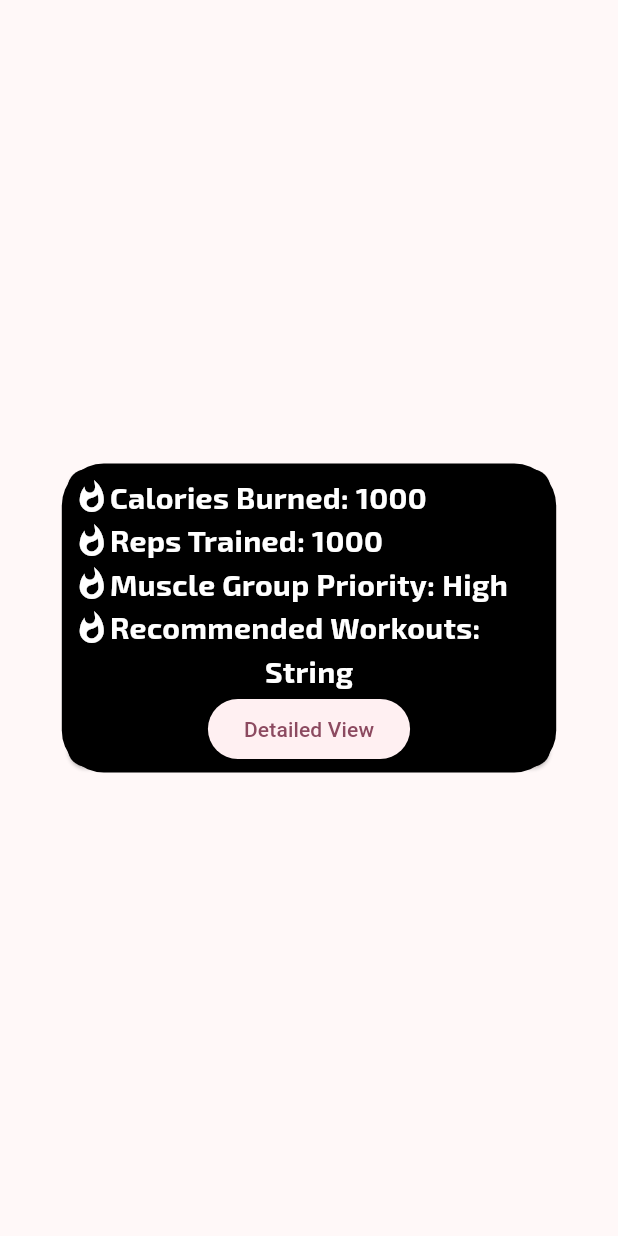
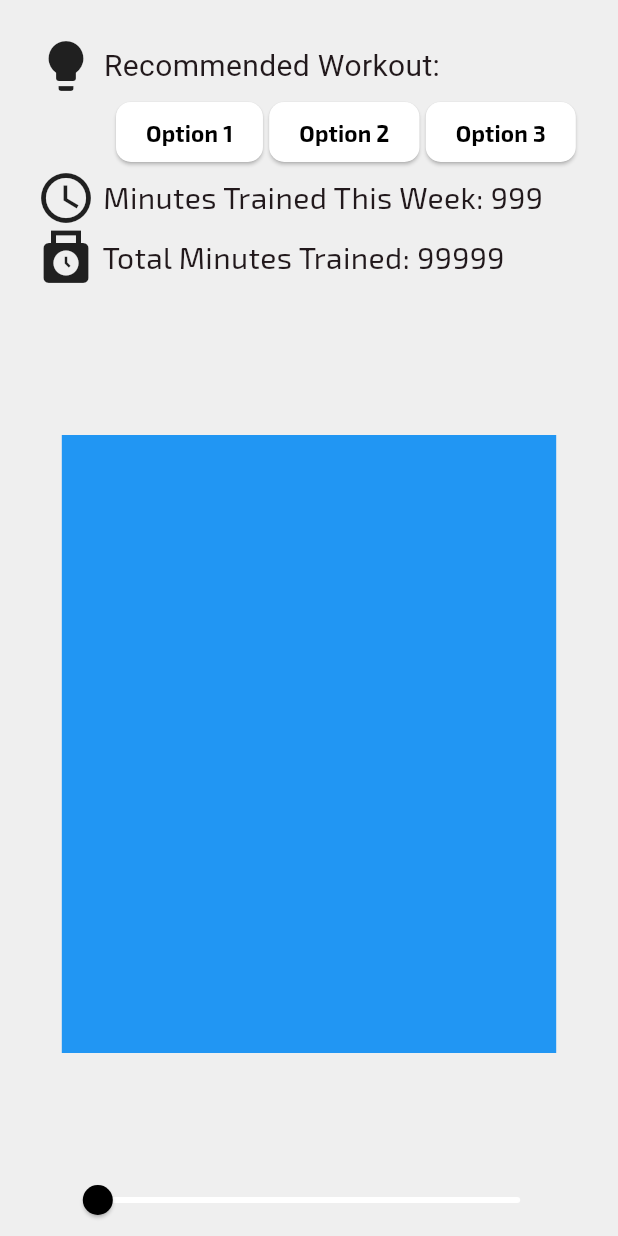
Before and after one commit to Jeff-Wang404/FitnessProject, a Flutter app: the BodyPopup widget shown alone on an empty page, opened directly, after a tap on "Detailed View", on a phone screen of 412 x 824 dp. Run offline on Flutter 3.47's test engine with Material 3 defaults, Android fonts, the phone set to English and light mode, and no system bars; our stand-ins replace flutter_blue_plus, google_fonts; missing offline and left inert: app_settings.

Commit message:
Jan 4 Changes
Co-authored-by: Andrew Park <Adamoris@users.noreply.github.com>

```diff
--- a/fitness_project/lib/components/human.dart
+++ b/fitness_project/lib/components/human.dart
@@ -141,7 +141,17 @@ class _BodyPopupState extends State<BodyPopup> {
                         fontSize: 20,
                         color: Colors.white,
                         fontWeight: FontWeight.bold)),
-                ElevatedButton(onPressed: () {}, child: Text("Detailed View"))
+                ElevatedButton(
+                    onPressed: () {
+                      Navigator.pushNamed(context, '/detailed');
+                    },
+                    style:
+                        ElevatedButton.styleFrom(backgroundColor: Colors.white),
+                    child: Text("Detailed View",
+                        style: GoogleFonts.exo2(
+                            fontSize: 15,
+                            fontWeight: FontWeight.bold,
+                            color: Colors.black)))
               ],
             ),
           ),
--- a/fitness_project/lib/routes.dart
+++ b/fitness_project/lib/routes.dart
@@ -1,9 +1,13 @@
 import 'package:fitness_project/screens/splashscreen.dart';
 import 'package:fitness_project/screens/homescreen.dart';
 import 'package:fitness_project/screens/connectscreen.dart';
+import 'package:fitness_project/screens/detailedscreen.dart';
+import 'package:fitness_project/screens/workoutscreen.dart';
 
 var routes = {
   '/': (context) => Homescreen(),
   // '/home': (context) => Homescreen(),
   '/connect': (context) => ConnectScreen(),
+  '/detailed': (context) => DetailScreen(),
+  '/workout': (context) => WorkoutScreen(),
 };
--- /dev/null
+++ b/fitness_project/lib/screens/detailedscreen.dart
@@ -0,0 +1,130 @@
+import 'package:flutter/material.dart';
+import 'package:fitness_project/size_config.dart';
+import 'package:google_fonts/google_fonts.dart';
+
+class DetailScreen extends StatefulWidget {
+  const DetailScreen({super.key});
+
+  @override
+  State<DetailScreen> createState() => _DetailScreenState();
+}
+
+class _DetailScreenState extends State<DetailScreen> {
+  double _soreness = 0.0;
+
+  @override
+  Widget build(BuildContext context) {
+    return Scaffold(
+        backgroundColor: const Color.fromARGB(255, 239, 239, 239),
+        body: SafeArea(
+          child: Center(
+            child: Column(
+              mainAxisAlignment: MainAxisAlignment.spaceBetween,
+              children: [
+                // -Recommended Workouts
+                // -Minutes trained in past week
+                // -Total Minutes Trained
+                // -Soreness indicator (Tiredness Factor)
+                Padding(
+                  padding: const EdgeInsets.all(24.0),
+                  child: Column(children: [
+                    Row(
+                      children: [
+                        Icon(Icons.lightbulb, size: 40),
+                        Text(" Recommended Workout:",
+                            style: TextStyle(fontSize: 20)),
+                      ],
+                    ),
+                    Row(
+                      mainAxisAlignment: MainAxisAlignment.spaceEvenly,
+                      children: [
+                        SizedBox(
+                          width: 45,
+                        ),
+                        ElevatedButton(
+                            style: ElevatedButton.styleFrom(
+                                padding: EdgeInsets.symmetric(
+                                    horizontal: 20, vertical: 0),
+                                shape: RoundedRectangleBorder(
+                                    borderRadius: BorderRadius.circular(10)),
+                                backgroundColor: Colors.white),
+                            onPressed: () {},
+                            child: Text("Option 1",
+                                style: GoogleFonts.exo2(
+                                    fontSize: 15,
+                                    fontWeight: FontWeight.bold,
+                                    color: Colors.black))),
+                        ElevatedButton(
+                            style: ElevatedButton.styleFrom(
+                                padding: EdgeInsets.symmetric(
+                                    horizontal: 20, vertical: 0),
+                                shape: RoundedRectangleBorder(
+                                    borderRadius: BorderRadius.circular(10)),
+                                backgroundColor: Colors.white),
+                            onPressed: () {},
+                            child: Text("Option 2",
+                                style: GoogleFonts.exo2(
+                                    fontSize: 15,
+                                    fontWeight: FontWeight.bold,
+                                    color: Colors.black))),
+                        ElevatedButton(
+                            style: ElevatedButton.styleFrom(
+                                padding: EdgeInsets.symmetric(
+                                    horizontal: 20, vertical: 0),
+                                shape: RoundedRectangleBorder(
+                                    borderRadius: BorderRadius.circular(10)),
+                                backgroundColor: Colors.white),
+                            onPressed: () {},
+                            child: Text("Option 3",
+                                style: GoogleFonts.exo2(
+                                    fontSize: 15,
+                                    fontWeight: FontWeight.bold,
+                                    color: Colors.black))),
+                      ],
+                    ),
+                    Row(
+                      children: [
+                        Icon(Icons.query_builder, size: 40),
+                        Text(" Minutes Trained This Week: 999",
+                            style: GoogleFonts.exo2(fontSize: 20)),
+                      ],
+                    ),
+                    Row(
+                      children: [
+                        Icon(Icons.punch_clock, size: 40),
+                        Text(" Total Minutes Trained: 99999",
+                            style: GoogleFonts.exo2(fontSize: 20)),
+                      ],
+                    ),
+                  ]),
+                ),
+                Container(
+                  color: Colors.blue,
+                  height: SizeConfig.blockSizeVertical! * 50,
+                  width: SizeConfig.blockSizeHorizontal! * 80,
+                ),
+                SizedBox(
+                  width: SizeConfig.blockSizeHorizontal! * 80,
+                  child: Slider(
+                      value: _soreness,
+                      min: 0,
+                      max: 100,
+                      thumbColor: Colors.black,
+                      activeColor: (_soreness <= 33)
+                          ? Colors.blue
+                          : (_soreness <= 66)
+                              ? Colors.green
+                              : Colors.red,
+                      inactiveColor: Colors.white,
+                      onChanged: (value) {
+                        setState(() {
+                          _soreness = value;
+                        });
+                      }),
+                )
+              ],
+            ),
+          ),
+        ));
+  }
+}
--- a/fitness_project/lib/screens/homescreen.dart
+++ b/fitness_project/lib/screens/homescreen.dart
@@ -11,6 +11,8 @@ class Homescreen extends StatefulWidget {
 }
 
 class _HomescreenState extends State<Homescreen> {
+  bool isPaired = false;
+
   @override
   Widget build(BuildContext context) {
     return Scaffold(
@@ -24,7 +26,10 @@ class _HomescreenState extends State<Homescreen> {
               SizedBox(
                 height: SizeConfig.blockSizeVertical! * 8,
                 width: SizeConfig.blockSizeHorizontal! * 80,
-                child: ElevatedButton(
+                // (expression) ? (true) : (false)
+                child: (isPaired)
+                    ? Container()
+                    : ElevatedButton(
                         style: ElevatedButton.styleFrom(
                           backgroundColor: Colors.black,
                         ),
@@ -39,7 +44,14 @@ class _HomescreenState extends State<Homescreen> {
                                   color: Colors.white,
                                   fontWeight: FontWeight.bold)),
                         )),
-              )
+              ),
+              // ElevatedButton(
+              //     onPressed: () {
+              //       setState(() {
+              //         isPaired = !isPaired;
+              //       });
+              //     },
+              //     child: Text("test"))
             ],
           ),
         ),
--- /dev/null
+++ b/fitness_project/lib/screens/workoutscreen.dart
@@ -0,0 +1,15 @@
+import 'package:flutter/material.dart';
+
+class WorkoutScreen extends StatefulWidget {
+  const WorkoutScreen({super.key});
+
+  @override
+  State<WorkoutScreen> createState() => _WorkoutScreenState();
+}
+
+class _WorkoutScreenState extends State<WorkoutScreen> {
+  @override
+  Widget build(BuildContext context) {
+    return const Placeholder();
+  }
+}
```
Lines whose indentation alone changed are shown as unchanged.
